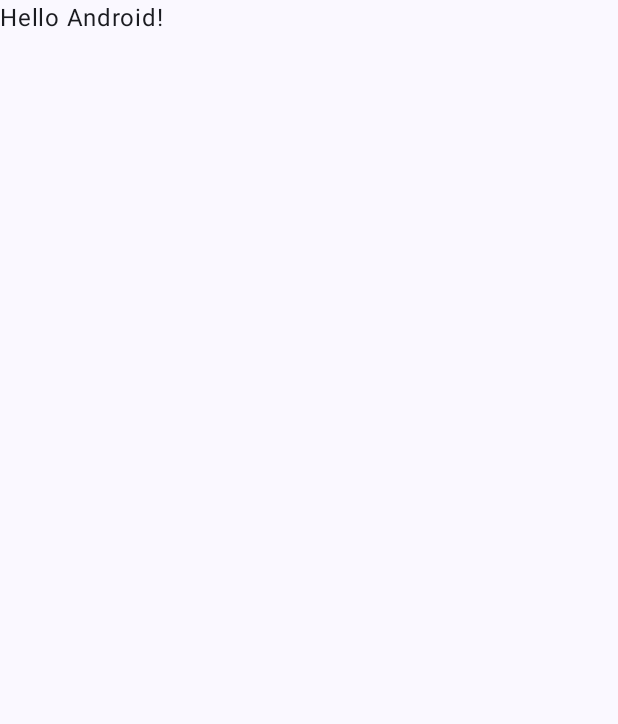
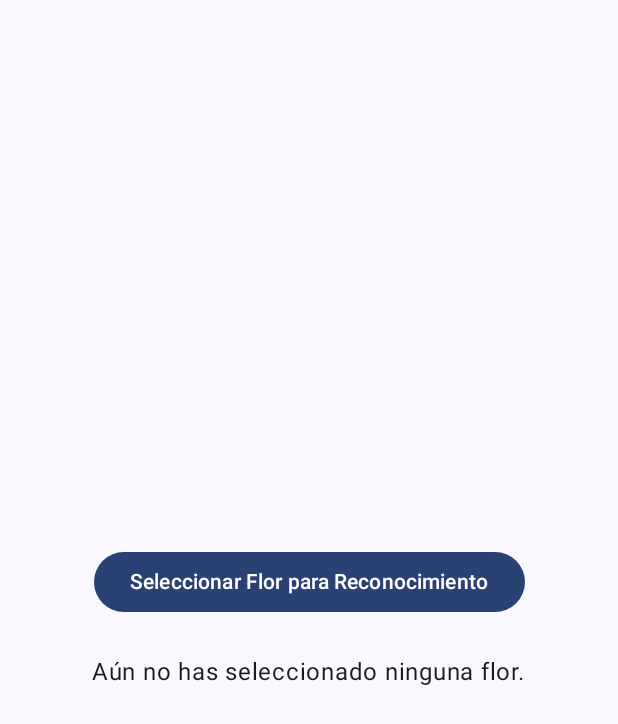
Before and after one commit to evertms/mobile-apps, an Android app built with Jetpack Compose: the screen it shows after launch (MainActivity), on a phone screen of 412 x 824 dp. Before the commit the part shown is almost empty. Shown: the top 724 px of the screen. Run offline under Robolectric (Android 15) with nearby library versions, the phone set to English and light mode, and no system bars.

Commit message:
feat: Componente para FlowerDex
Componente complejo pick media para el proyecto de Daniel Peñaranda: FlowerDex. Funcionalidades bastante básicas, como uso de coil, manejo de estados y pedir imágenes sin necesidad de que nuestra app pida permisos

```diff
--- a/app/build.gradle.kts
+++ b/app/build.gradle.kts
@@ -56,4 +56,5 @@ dependencies {
     androidTestImplementation(libs.androidx.ui.test.junit4)
     debugImplementation(libs.androidx.ui.tooling)
     debugImplementation(libs.androidx.ui.test.manifest)
+    implementation("io.coil-kt:coil-compose:2.6.0")
 }
--- a/app/src/main/java/com/example/mobile_apps/MainActivity.kt
+++ b/app/src/main/java/com/example/mobile_apps/MainActivity.kt
@@ -1,29 +1,47 @@
 package com.example.mobile_apps
 
+import android.net.Uri
 import android.os.Bundle
 import androidx.activity.ComponentActivity
+import androidx.activity.compose.rememberLauncherForActivityResult
 import androidx.activity.compose.setContent
-import androidx.activity.enableEdgeToEdge
+import androidx.activity.result.PickVisualMediaRequest
+import androidx.activity.result.contract.ActivityResultContracts
+import androidx.compose.foundation.Image
+import androidx.compose.foundation.layout.Arrangement
+import androidx.compose.foundation.layout.Column
+import androidx.compose.foundation.layout.Spacer
 import androidx.compose.foundation.layout.fillMaxSize
+import androidx.compose.foundation.layout.height
 import androidx.compose.foundation.layout.padding
-import androidx.compose.material3.Scaffold
+import androidx.compose.foundation.layout.size
+import androidx.compose.material3.Button
+import androidx.compose.material3.MaterialTheme
+import androidx.compose.material3.Surface
 import androidx.compose.material3.Text
 import androidx.compose.runtime.Composable
+import androidx.compose.runtime.getValue
+import androidx.compose.runtime.mutableStateOf
+import androidx.compose.runtime.remember
+import androidx.compose.runtime.setValue
+import androidx.compose.ui.Alignment
 import androidx.compose.ui.Modifier
+import androidx.compose.ui.layout.ContentScale
 import androidx.compose.ui.tooling.preview.Preview
-import com.example.mobile_apps.ui.theme.MobileappsTheme
+import androidx.compose.ui.unit.dp
+import coil.compose.rememberAsyncImagePainter // <-- Importante: de la biblioteca Coil
+import com.example.mobile_apps.ui.theme.MobileappsTheme // Asegúrate que coincida con tu tema
 
 class MainActivity : ComponentActivity() {
     override fun onCreate(savedInstanceState: Bundle?) {
         super.onCreate(savedInstanceState)
-        enableEdgeToEdge()
         setContent {
             MobileappsTheme {
-                Scaffold(modifier = Modifier.fillMaxSize()) { innerPadding ->
-                    Greeting(
-                        name = "Android",
-                        modifier = Modifier.padding(innerPadding)
-                    )
+                Surface(
+                    modifier = Modifier.fillMaxSize(),
+                    color = MaterialTheme.colorScheme.background
+                ) {
+                    FlowerPickerScreen()
                 }
             }
         }
@@ -31,17 +49,76 @@ class MainActivity : ComponentActivity() {
 }
 
 @Composable
-fun Greeting(name: String, modifier: Modifier = Modifier) {
-    Text(
-        text = "Hello $name!",
-        modifier = modifier
+fun FlowerPickerScreen() {
+    // --- 1. El Estado ---
+    // Aquí guardaremos la URI (la "dirección") de la imagen que el usuario seleccione.
+    // Usamos 'remember' para que el estado sobreviva a las recomposiciones.
+    // Inicialmente es 'null' porque no se ha seleccionado nada.
+    var imageUri by remember { mutableStateOf<Uri?>(null) }
+
+    // --- 2. El Lanzador (Launcher) ---
+    // Esta es la parte clave. Preparamos un "lanzador" que sabe cómo...
+    // Contrato: ...pedir un archivo de 'PickVisualMedia' (el selector de fotos moderno).
+    // Resultado: ...y qué hacer cuando tengamos el resultado ('onResult').
+    val photoPickerLauncher = rememberLauncherForActivityResult(
+        contract = ActivityResultContracts.PickVisualMedia(),
+        onResult = { uri ->
+            // Cuando el usuario elige una foto, la 'uri' llega aquí.
+            // Actualizamos nuestro estado con la nueva URI.
+            imageUri = uri
+        }
     )
+
+    // --- 3. La UI (La Interfaz) ---
+    Column(
+        modifier = Modifier
+            .fillMaxSize()
+            .padding(16.dp),
+        horizontalAlignment = Alignment.CenterHorizontally,
+        verticalArrangement = Arrangement.Center
+    ) {
+
+        // El botón que inicia todo el proceso
+        Button(
+            onClick = {
+                // --- 4. La Acción ---
+                // Al hacer clic, le decimos al lanzador que se ejecute.
+                // Le especificamos que SOLO queremos imágenes ('ImageOnly').
+                photoPickerLauncher.launch(
+                    PickVisualMediaRequest(ActivityResultContracts.PickVisualMedia.ImageOnly)
+                )
+            }
+        ) {
+            Text("Seleccionar Flor para Reconocimiento")
+        }
+
+        Spacer(modifier = Modifier.height(24.dp))
+
+        // --- 5. El Resultado (La Vista Previa) ---
+        // Si 'imageUri' NO es nula (es decir, el usuario ya eligió algo)...
+        if (imageUri != null) {
+            Text("Flor seleccionada:")
+            Image(
+                // Aquí usamos 'rememberAsyncImagePainter' de la biblioteca Coil
+                // para cargar la imagen desde la URI que nos dio el selector.
+                painter = rememberAsyncImagePainter(model = imageUri),
+                contentDescription = "Imagen de la flor seleccionada",
+                modifier = Modifier
+                    .size(250.dp) // Le damos un tamaño fijo
+                    .padding(top = 16.dp),
+                contentScale = ContentScale.Crop // Recorta la imagen para que llene el espacio
+            )
+        } else {
+            // Si 'imageUri' ES nula, mostramos este texto
+            Text("Aún no has seleccionado ninguna flor.")
+        }
+    }
 }
 
 @Preview(showBackground = true)
 @Composable
-fun GreetingPreview() {
+fun FlowerPickerPreview() {
     MobileappsTheme {
-        Greeting("Android")
+        FlowerPickerScreen()
     }
 }
```
Also changed, not shown: 1 other file.
